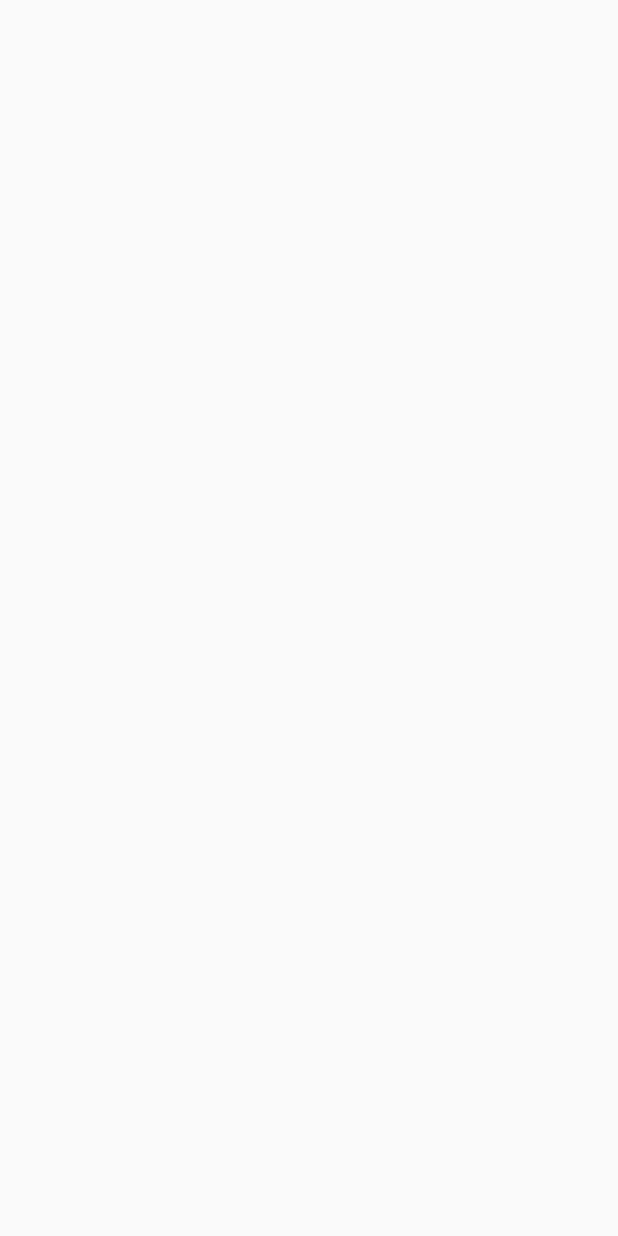
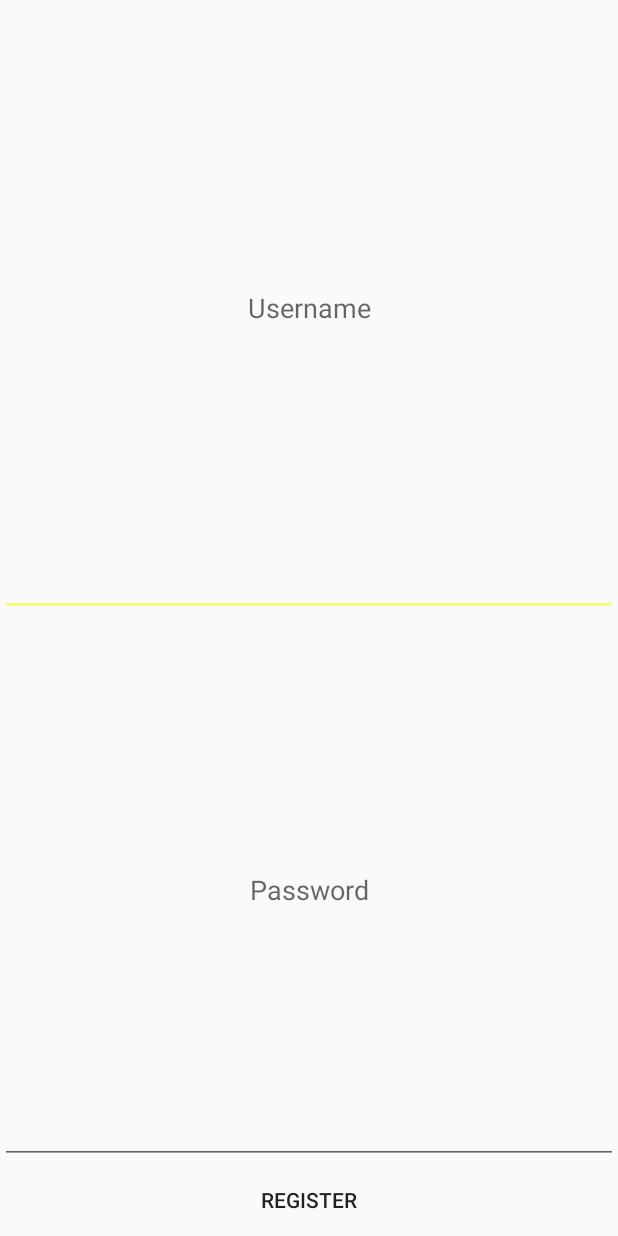
Before and after one commit to jimmyklein4/Challenge-Post, an Android app: the RegistrationActivity screen opened directly, with no data from a screen before it, on a phone screen of 412 x 824 dp. Before the commit the screen is empty. Run offline under Robolectric (Android 15) with nearby library versions, the phone set to English and light mode, and no system bars.

Commit message:
registration layout

```diff
--- a/app/src/main/res/layout/registration_acitivty.xml
+++ b/app/src/main/res/layout/registration_acitivty.xml
@@ -4,4 +4,25 @@
     android:orientation="vertical" android:layout_width="match_parent"
     android:layout_height="match_parent">
 
+    <EditText android:id="@+id/edit_username"
+        android:layout_weight="1"
+        android:layout_width="match_parent"
+        android:layout_height="wrap_content"
+        android:hint="@string/edit_username"
+        android:textAlignment="center" />
+    <EditText android:id="@+id/edit_password"
+        android:layout_weight="1"
+        android:layout_width="match_parent"
+        android:layout_height="0dp"
+        android:hint="@string/edit_password"
+        android:autoText="false"
+        android:textAlignment="center" />
+    <Button android:id="@+id/button_register"
+        android:layout_width="fill_parent"
+        android:layout_height="wrap_content"
+        android:text="@string/button_register"
+        android:onClick="sendRegister"
+        android:textAlignment="center"
+        style="?android:attr/borderlessButtonStyle"/>
+
 </LinearLayout>
```
